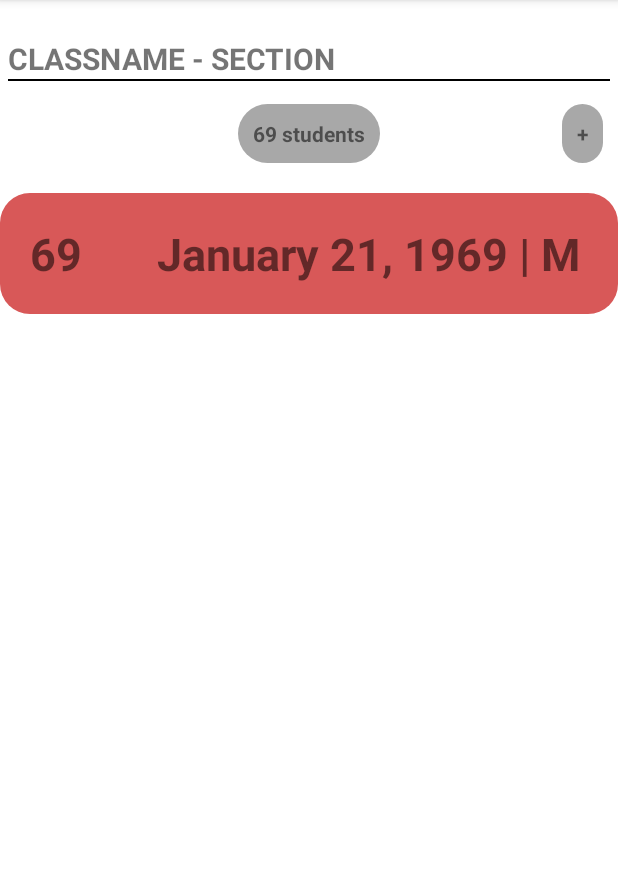
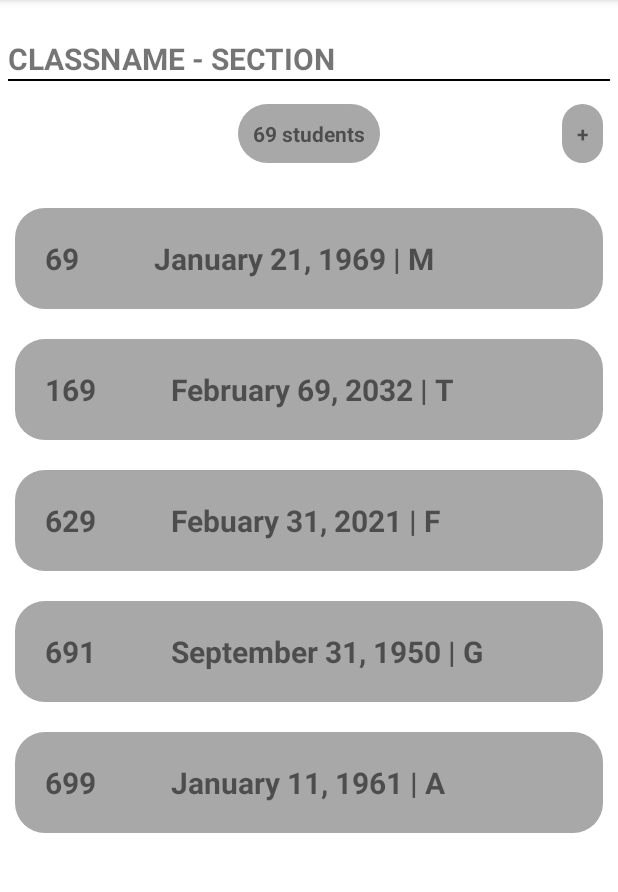
Before and after one commit to enricosebastian/attendance-tracker-app, an Android app: the SingleClass screen opened directly, with no data from a screen before it, on a phone screen of 412 x 824 dp, the part 84-976 px from its top. Run offline under Robolectric (Android 15) with nearby library versions, the phone set to English and light mode, and no system bars.

Commit message:
added finalized single class view holder

```diff
--- a/app-tracker-teacher/app/src/main/java/com/mobdeve/s15/group1/attendancetrackerteacher/SingleClass.java
+++ b/app-tracker-teacher/app/src/main/java/com/mobdeve/s15/group1/attendancetrackerteacher/SingleClass.java
@@ -44,6 +44,10 @@ public class SingleClass extends AppCompatActivity {
 
     void populate_data(){
         this.meetings.add(new Meeting("January", 21,1969, "M", 69));
+        this.meetings.add(new Meeting("February", 69,2032, "T", 169));
+        this.meetings.add(new Meeting("Febuary", 31,2021, "F", 629));
+        this.meetings.add(new Meeting("September", 31,1950, "G", 691));
+        this.meetings.add(new Meeting("January", 11,1961, "A", 699));
     }
 
     void setupRecyclerView() {
--- a/app-tracker-teacher/app/src/main/java/com/mobdeve/s15/group1/attendancetrackerteacher/SingleClassAdapter.java
+++ b/app-tracker-teacher/app/src/main/java/com/mobdeve/s15/group1/attendancetrackerteacher/SingleClassAdapter.java
@@ -4,6 +4,7 @@ import android.util.Log;
 import android.view.LayoutInflater;
 import android.view.View;
 import android.view.ViewGroup;
+import android.widget.Toast;
 
 import androidx.annotation.NonNull;
 import androidx.recyclerview.widget.RecyclerView;
@@ -37,6 +38,12 @@ public class SingleClassAdapter extends RecyclerView.Adapter<SingleClassVH> {
         holder.setTxtStudentsPresent(data.get(position).getStudentsPresent());
         String dateString = data.get(position).getMonth() +" "+data.get(position).getDayNumber()+", "+data.get(position).getYear()+" | "+data.get(position).getDayName();
         holder.setTxtDate(dateString);
+        holder.itemView.setOnClickListener(new View.OnClickListener() {
+            @Override
+            public void onClick(View v) {
+                Toast.makeText(v.getContext(), "going to class: "+dateString, Toast.LENGTH_SHORT).show();
+            }
+        });
     }
 
     @Override
--- a/app-tracker-teacher/app/src/main/res/layout/activity_single_class.xml
+++ b/app-tracker-teacher/app/src/main/res/layout/activity_single_class.xml
@@ -82,6 +82,7 @@
         android:id="@+id/SingleClassRecyclerView"
         app:layout_constraintTop_toBottomOf="@+id/infoBar"
         android:layout_marginTop="10dp"
+        android:padding="10dp"
         />
 
 </androidx.constraintlayout.widget.ConstraintLayout>
--- a/app-tracker-teacher/app/src/main/res/layout/layout_meeting.xml
+++ b/app-tracker-teacher/app/src/main/res/layout/layout_meeting.xml
@@ -5,7 +5,9 @@
     xmlns:app="http://schemas.android.com/apk/res-auto"
     android:id="@+id/layout_meetingbox"
     android:padding="20dp"
-    android:background="@drawable/template_rounded_corner">
+    android:background="@drawable/template_rounded_corner"
+    android:backgroundTint="@color/gray"
+    android:layout_marginBottom="20dp">
 
     <TextView
         android:id="@+id/txtStudentsPresent"
@@ -13,7 +15,7 @@
         android:layout_height="wrap_content"
         android:text="69"
         android:textStyle="bold"
-        android:textSize="30dp"
+        android:textSize="20dp"
         app:layout_constraintStart_toStartOf="parent"
         app:layout_constraintTop_toTopOf="parent"
         app:layout_constraintBottom_toBottomOf="parent"
@@ -29,7 +31,7 @@
         android:layout_height="wrap_content"
         android:text="JULY 69, 1969 | M"
         android:textStyle="bold"
-        android:textSize="30dp"
+        android:textSize="20dp"
     />
 
 
```
